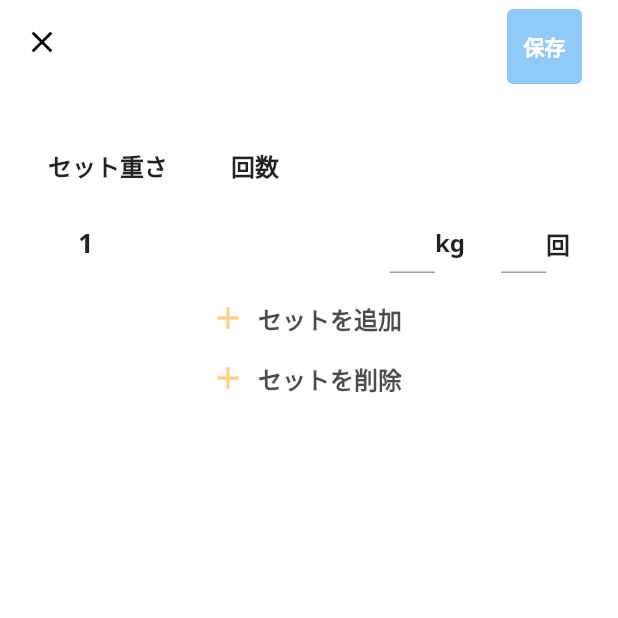
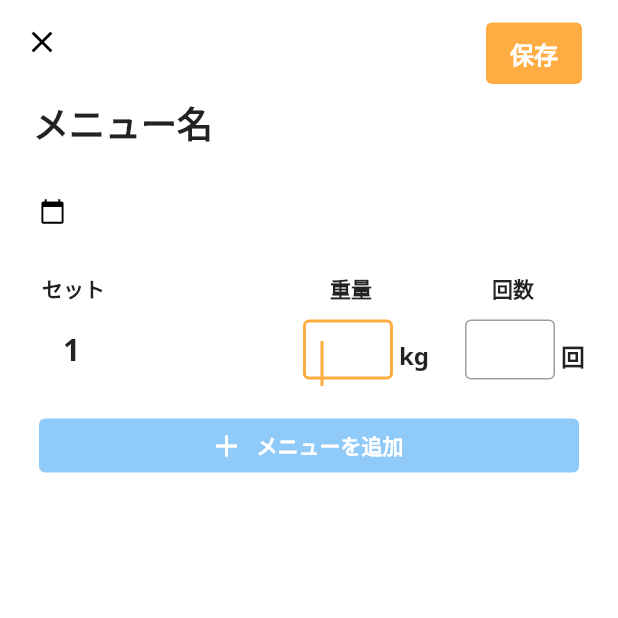
Before and after one commit to daibbon/github_1_1, a Flutter app: the BenchAddPage screen opened directly with empty values, on a phone screen of 412 x 824 dp, the top half of it. Run offline on Flutter 3.47's test engine with Material 2 defaults, Android fonts, the phone set to English and light mode, and no system bars; our stand-ins replace cloud_firestore, firebase_core, fluttertoast, google_fonts, modal_bottom_sheet; accounts and stored records are empty.

Commit message:
2021/11/23 児島 25

```diff
--- a/lib/bench_add.dart
+++ b/lib/bench_add.dart
@@ -1,7 +1,6 @@
 import 'package:flutter/cupertino.dart';
 import 'package:flutter/material.dart';
 import 'package:cloud_firestore/cloud_firestore.dart';
-
 import 'package:google_fonts/google_fonts.dart';
 import 'package:fluttertoast/fluttertoast.dart';
 import 'package:flutter/services.dart';
@@ -56,18 +55,22 @@ class _BenchAddPageState extends State<BenchAddPage> {
   Widget build(BuildContext context) {
     return Scaffold(
       appBar: AppBar(
+        iconTheme: IconThemeData(color: Colors.black),
+        backgroundColor: CupertinoColors.white,
+        automaticallyImplyLeading: false,
+        elevation: 0,
+        //閉じるボタン
         leading: InkWell(
             onTap: () {
               Navigator.pop(context);
             },
             child: Container(child: Icon(Icons.close))),
+        //保存ボタン
         actions: <Widget>[
           Container(
-              margin: EdgeInsets.fromLTRB(0, 6, 24, 0),
-              child: SizedBox(
-                width: 50,
-                height: 40,
-                child: ElevatedButton(
+              margin: EdgeInsets.fromLTRB(0, 15, 24, 0),
+              child:
+              ElevatedButton(
                 onPressed: () {
                   List<Map<String, dynamic>> post = [];
 
@@ -91,36 +94,71 @@ class _BenchAddPageState extends State<BenchAddPage> {
                   Navigator.pop(context);
                 },
                 style: ElevatedButton.styleFrom(
-                    primary: Color(0xFF90CAF9),
+                  primary: Color(0xFFffad42),
                   elevation: 0,
-                    padding: const EdgeInsets.symmetric(
-                      horizontal: 5,
-                      vertical: 10,
-                    ),
                 ),
                 child: Text('保存',
                     style: GoogleFonts.notoSans(
-                        textStyle: const TextStyle(
-                            fontWeight: FontWeight.bold, fontSize: 14.0),
+                      textStyle: TextStyle(
+                          fontWeight: FontWeight.bold, fontSize: 16.0),
                     )),
+
+              )
           ),
-              )),
       ],
-        automaticallyImplyLeading: false,
-        elevation: 0,
-        iconTheme: IconThemeData(color: Colors.black),
-        backgroundColor: CupertinoColors.white,
     ),
+
+
       body: GestureDetector(
         onTap: () => FocusScope.of(context).unfocus(),
         child: Container(
-          margin: EdgeInsets.fromLTRB(32, 32, 32, 24),
+          margin: EdgeInsets.fromLTRB(22, 8, 22, 24),
           child: Column(
             mainAxisAlignment: MainAxisAlignment.start,
             children: <Widget>[
+              // メニュー名
+              Container(
+                width: double.infinity,
+                margin: EdgeInsets.fromLTRB(0, 0, 0, 32),
+                child: Text(
+                  // menuName,←反映させたいです。。
+                  'メニュー名',
+                  textAlign: TextAlign.left,
+                  style: GoogleFonts.notoSans(
+                    textStyle: TextStyle(fontWeight: FontWeight.bold, fontSize: 24.0),
+                  ),
+                ),
+              ),
+
+              //日付
+              Container(
+                margin: EdgeInsets.fromLTRB(4, 0, 0, 0),
+                child: Row(
+                  children: [
+                    Container(
+                      margin: EdgeInsets.fromLTRB(0, 0, 8, 0),
+                      child: Icon(
+                        Icons.calendar_today,
+                        color: Colors.black,
+                        size: 18,
+                      ),
+                    ),
+                    // Container(
+                    //   child: Text(
+                    //       '${createdAt.year}/${createdAt.month}/${createdAt.day}'
+                    //           '  ${createdAt.hour}:${createdAt.minute}',
+                    //       style: GoogleFonts.notoSans(
+                    //         textStyle: TextStyle(fontWeight: FontWeight.bold, fontSize: 14.0),
+                    //       )
+                    //   ),
+                    // ),
+                  ],
+                ),
+              ),
+
               //項目
               Container(
-                margin: EdgeInsets.fromLTRB(0, 10, 0, 10),
+                margin: EdgeInsets.fromLTRB(0, 32, 0, 0),
                 child: itemNameUI(),
               ),
               //入力リスト
@@ -136,14 +174,14 @@ class _BenchAddPageState extends State<BenchAddPage> {
               ),
               //セット追加
               Container(
-                margin: EdgeInsets.fromLTRB(0, 0, 0, 0),
+                margin: EdgeInsets.fromLTRB(0, 16, 0, 0),
                 child: setAddUI(),
               ),
               //セット削除（テスト用）
-              Container(
-                margin: EdgeInsets.fromLTRB(0, 0, 0, 0),
-                child: setDeleteUI(),
-              ),
+              // Container(
+              //   margin: EdgeInsets.fromLTRB(0, 0, 0, 0),
+              //   child: setDeleteUI(),
+              // ),
             ],
           ),
         ),
@@ -153,36 +191,37 @@ class _BenchAddPageState extends State<BenchAddPage> {
 
   Widget itemNameUI() {
     return Row(
+      mainAxisAlignment: MainAxisAlignment.spaceBetween,
       children: <Widget>[
         Container(
-          margin: EdgeInsets.fromLTRB(0, 0, 0, 0),
+          margin: EdgeInsets.fromLTRB(6, 0, 0, 0),
           child: Text(
             'セット',
             style: GoogleFonts.notoSans(
               textStyle:
-                  const TextStyle(fontWeight: FontWeight.bold, fontSize: 16.0),
+                  const TextStyle(fontWeight: FontWeight.bold, fontSize: 14.0),
             ),
           ),
         ),
         Row(
           children: [
             Container(
-              margin: EdgeInsets.fromLTRB(0, 0, 42, 0),
+              margin: EdgeInsets.fromLTRB(0, 0, 80, 0),
               child: Text(
-                '重さ',
+                '重量',
                 style: GoogleFonts.notoSans(
                   textStyle: const TextStyle(
-                      fontWeight: FontWeight.bold, fontSize: 16.0),
+                      fontWeight: FontWeight.bold, fontSize: 14.0),
                 ),
               ),
             ),
             Container(
-              margin: EdgeInsets.fromLTRB(0, 0, 10, 0),
+              margin: EdgeInsets.fromLTRB(0, 0, 34, 0),
               child: Text(
                 '回数',
                 style: GoogleFonts.notoSans(
                   textStyle: const TextStyle(
-                      fontWeight: FontWeight.bold, fontSize: 16.0),
+                      fontWeight: FontWeight.bold, fontSize: 14.0),
                 ),
               ),
             ),
@@ -207,7 +246,7 @@ class _BenchAddPageState extends State<BenchAddPage> {
                 item.id.toString(),
                 style: GoogleFonts.notoSans(
                   textStyle: const TextStyle(
-                      fontWeight: FontWeight.bold, fontSize: 18.0),
+                      fontWeight: FontWeight.bold, fontSize: 20.0),
                 ),
               ),
             ),
@@ -219,11 +258,21 @@ class _BenchAddPageState extends State<BenchAddPage> {
                     margin: EdgeInsets.fromLTRB(0, 0, 24, 0),
                     child: Row(
                       children: [
-                        SizedBox(
-                          width: 30,
+                        Container(
+                          margin: EdgeInsets.fromLTRB(0, 0, 4, 0),
+                          child: SizedBox(
+                            width: 60,
                             child: TextField(
+                              autofocus: true,
+                              style: GoogleFonts.notoSans(
+                                textStyle: const TextStyle(
+                                    fontWeight: FontWeight.bold, fontSize: 22.0,),
+                              ),
                               controller: item.weightController,
                               keyboardType: TextInputType.number,
+                              decoration: const InputDecoration(
+                                border: OutlineInputBorder(), // 外枠付きデザイン
+                              ),
                               inputFormatters: [
                                 FilteringTextInputFormatter.digitsOnly,
                                 FilteringTextInputFormatter.singleLineFormatter,
@@ -231,11 +280,15 @@ class _BenchAddPageState extends State<BenchAddPage> {
                               ],
                             ),
                           ),
-                        Text(
+                        ),
+                        Container(
+                          margin: EdgeInsets.fromLTRB(0, 8, 0, 0),
+                          child: Text(
                             'kg',
                             style: GoogleFonts.notoSans(
                               textStyle: const TextStyle(
                                   fontWeight: FontWeight.bold, fontSize: 16.0),
+                            ),
                           ),
                         ),
                       ],
@@ -245,11 +298,20 @@ class _BenchAddPageState extends State<BenchAddPage> {
                     margin: EdgeInsets.fromLTRB(0, 0, 0, 0),
                     child: Row(
                       children: [
-                        SizedBox(
-                          width: 30,
+                        Container(
+                          margin: EdgeInsets.fromLTRB(0, 0, 4, 0),
+                          child: SizedBox(
+                            width: 60,
                             child: TextField(
+                              style: GoogleFonts.notoSans(
+                                textStyle: const TextStyle(
+                                  fontWeight: FontWeight.bold, fontSize: 22.0,),
+                              ),
                               controller: item.timesController,
                               keyboardType: TextInputType.number,
+                              decoration: const InputDecoration(
+                                border: OutlineInputBorder(), // 外枠付きデザイン
+                              ),
                               inputFormatters: [
                                 FilteringTextInputFormatter.digitsOnly,
                                 FilteringTextInputFormatter.singleLineFormatter,
@@ -257,11 +319,15 @@ class _BenchAddPageState extends State<BenchAddPage> {
                               ],
                             ),
                           ),
-                        Text(
+                        ),
+                        Container(
+                          margin: EdgeInsets.fromLTRB(0, 8, 0, 0),
+                          child: Text(
                             '回',
                             style: GoogleFonts.notoSans(
                               textStyle: TextStyle(
                                   fontWeight: FontWeight.bold, fontSize: 16.0),
+                            ),
                           ),
                         ),
                       ],
@@ -279,54 +345,52 @@ class _BenchAddPageState extends State<BenchAddPage> {
   Widget setAddUI() {
     return SizedBox(
       width: 360,
-      height: 40,
+      height: 36,
       child: ElevatedButton.icon(
         onPressed: () {
           add();
         },
-        label: Text('セットを追加',
+        icon: const Icon(Icons.add),
+        label: Text('メニューを追加',
           style: GoogleFonts.notoSans(
-              textStyle: TextStyle(fontWeight: FontWeight.bold, fontSize: 16.0),
-            )),
-        icon: const Icon(
-          Icons.add,
-          color: Color(0xFF0FFCC80),
+            textStyle: TextStyle(fontWeight: FontWeight.bold, fontSize: 14.0),
+          ),
         ),
         style: ElevatedButton.styleFrom(
-          primary: Color(0xFFffffff),
-          onPrimary: Color(0xFF000000).withOpacity(0.7),
+          primary: Color(0xFF90CAF9),
           elevation: 0,
-          // shape: const StadiumBorder(),
+          onPrimary: Color(0xFFffffff),
         ),
       ),
     );
   }
+
 //test用セット削除UI
-  Widget setDeleteUI() {
-    return SizedBox(
-      width: 360,
-      height: 40,
-      child: ElevatedButton.icon(
-        onPressed: () {
-          remove();
-        },
-        label: Text('セットを削除',
-            style: GoogleFonts.notoSans(
-              textStyle: TextStyle(fontWeight: FontWeight.bold, fontSize: 16.0),
-            )),
-        icon: const Icon(
-          Icons.add,
-          color: Color(0xFF0FFCC80),
-        ),
-        style: ElevatedButton.styleFrom(
-          primary: Color(0xFFffffff),
-          onPrimary: Color(0xFF000000).withOpacity(0.7),
-          elevation: 0,
-          // shape: const StadiumBorder(),
-        ),
-      ),
-    );
-  }
+//   Widget setDeleteUI() {
+//     return SizedBox(
+//       width: 360,
+//       height: 40,
+//       child: ElevatedButton.icon(
+//         onPressed: () {
+//           remove();
+//         },
+//         label: Text('セットを削除',
+//             style: GoogleFonts.notoSans(
+//               textStyle: TextStyle(fontWeight: FontWeight.bold, fontSize: 16.0),
+//             )),
+//         icon: const Icon(
+//           Icons.add,
+//           color: Color(0xFF0FFCC80),
+//         ),
+//         style: ElevatedButton.styleFrom(
+//           primary: Color(0xFFffffff),
+//           onPrimary: Color(0xFF000000).withOpacity(0.7),
+//           elevation: 0,
+//           // shape: const StadiumBorder(),
+//         ),
+//       ),
+//     );
+//   }
 }
 
 class Item {
--- a/lib/bench_press.dart
+++ b/lib/bench_press.dart
@@ -1,9 +1,7 @@
 import 'package:flutter/cupertino.dart';
 import 'package:flutter/material.dart';
 import 'package:cloud_firestore/cloud_firestore.dart';
-
 import 'package:github_1/bench_add.dart';
-
 import 'package:google_fonts/google_fonts.dart';
 import 'package:modal_bottom_sheet/modal_bottom_sheet.dart';
 
@@ -77,8 +75,9 @@ class _BenchPressPageState extends State<BenchPressPage> {
 
       //セット追加ボタン
       floatingActionButton: FloatingActionButton(
-        backgroundColor: const Color(0xFFffffff),
-        foregroundColor: const Color(0xFFFFCC80),
+        backgroundColor: const Color(0xFFffad42),
+        foregroundColor: const Color(0xFFffffff),
+        // foregroundColor: const Color(0xFFFFCC80),
         onPressed: () {
           // Navigator.push(context, MaterialPageRoute(builder: (context)=>SetAdd2()));
           showMaterialModalBottomSheet(
@@ -129,7 +128,7 @@ class _BenchPressPageState extends State<BenchPressPage> {
                 }
                 return InkWell(
                   child: Container(
-                    margin: EdgeInsets.fromLTRB(0, 0, 0, 0),
+                    margin: EdgeInsets.fromLTRB(0, 0, 0, 12),
                     decoration: BoxDecoration(
                       border: Border.all(color: Color(0xFFbdbdbd)),
                       borderRadius: BorderRadius.circular(12),
@@ -304,7 +303,7 @@ class _BenchPressPageState extends State<BenchPressPage> {
                       textStyle: TextStyle(fontWeight: FontWeight.bold, fontSize: 12.0,color: Color(0xFFbdbdbd)),
                     )),
               ),
-
+              //回数
               Container(
                 margin: EdgeInsets.fromLTRB(16, 0, 8, 0),
                 child: Text(record.times,
@@ -312,6 +311,7 @@ class _BenchPressPageState extends State<BenchPressPage> {
                       textStyle: TextStyle(fontWeight: FontWeight.bold, fontSize: 22.0),
                     )),
               ),
+              //回
               Container(
                 margin: EdgeInsets.fromLTRB(0, 4, 12, 0),
                 child: Text('回',
--- a/lib/chest_addpage.dart
+++ b/lib/chest_addpage.dart
@@ -30,15 +30,14 @@ class _ChestAddPageState extends State<ChestAddPage> {
       appBar: AppBar(
         automaticallyImplyLeading: false,
         elevation: 0,
+        iconTheme: IconThemeData(color: Colors.black),
+        backgroundColor: CupertinoColors.white,
         //戻るボタン
         leading: InkWell(
             onTap: () {
               Navigator.pop(context);
             },
             child: Container(child: Icon(Icons.close))),
-
-        iconTheme: IconThemeData(color: Colors.black),
-        backgroundColor: CupertinoColors.white,
         actions: <Widget>[
           //保存ボタン
           Container(
@@ -56,7 +55,7 @@ class _ChestAddPageState extends State<ChestAddPage> {
                   Navigator.of(context).pop();
                 },
                 style: ElevatedButton.styleFrom(
-                  primary: Color(0xFF90CAF9),
+                  primary: Color(0xFFffad42),
                   elevation: 0,
                 ),
                 child: Text('保存',
@@ -98,6 +97,10 @@ class _ChestAddPageState extends State<ChestAddPage> {
                   margin: EdgeInsets.fromLTRB(0, 0, 0, 0),
                   child: TextFormField(
                     autofocus: true,
+                    style: GoogleFonts.notoSans(
+                      textStyle: const TextStyle(
+                        fontWeight: FontWeight.bold, fontSize: 22.0,),
+                    ),
                     keyboardType: TextInputType.name,
                     onChanged: (String value) {
                       // データが変更したことを知らせる（画面を更新する）
--- a/lib/chest_page.dart
+++ b/lib/chest_page.dart
@@ -109,7 +109,7 @@ class _ChestPageState extends State<ChestPage> {
                 ),
             ),
             style: ElevatedButton.styleFrom(
-              primary: Color(0xFF64B5F6),
+              primary: Color(0xFF90CAF9),
               elevation: 0,
               onPrimary: Color(0xFFffffff),
             ),
```
Lines whose indentation alone changed are shown as unchanged.
